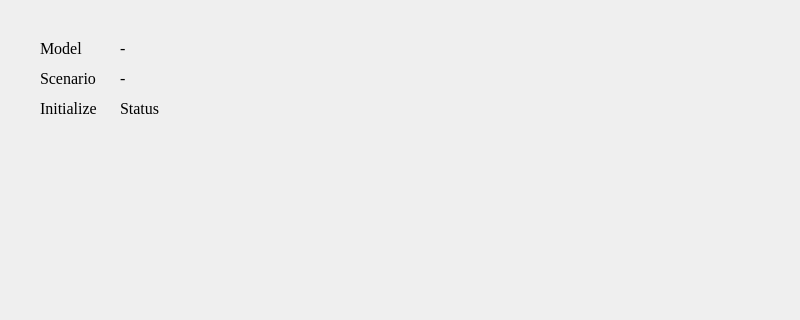
The window that ui/run.ui (DenisTrputec/DynamicStabilityAssessment) describes before a commit, drawn with Qt 5; both pictures show x 0 to 800 and y 0 to 320 of the 800 by 600 pixel window.
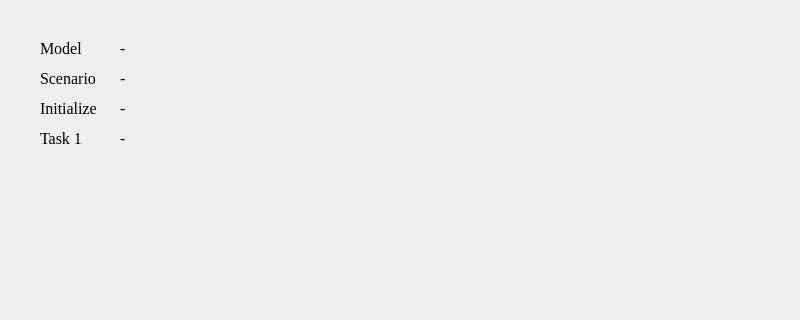
The same window after the commit.

Patch:
```diff
--- a/ui/run.ui
+++ b/ui/run.ui
@@ -47,7 +47,7 @@
      <rect>
       <x>120</x>
       <y>100</y>
-      <width>51</width>
+      <width>651</width>
       <height>16</height>
      </rect>
     </property>
@@ -61,7 +61,7 @@
      <string/>
     </property>
     <property name="text">
-     <string>Status</string>
+     <string>-</string>
     </property>
    </widget>
    <widget class="QLabel" name="lbl_model">
@@ -69,7 +69,7 @@
      <rect>
       <x>120</x>
       <y>40</y>
-      <width>51</width>
+      <width>651</width>
       <height>16</height>
      </rect>
     </property>
@@ -135,7 +135,7 @@
      <rect>
       <x>120</x>
       <y>70</y>
-      <width>231</width>
+      <width>651</width>
       <height>16</height>
      </rect>
     </property>
@@ -152,6 +152,50 @@
      <string>-</string>
     </property>
    </widget>
+   <widget class="QLabel" name="lbl_task1">
+    <property name="geometry">
+     <rect>
+      <x>120</x>
+      <y>130</y>
+      <width>651</width>
+      <height>16</height>
+     </rect>
+    </property>
+    <property name="font">
+     <font>
+      <family>Times New Roman</family>
+      <pointsize>12</pointsize>
+     </font>
+    </property>
+    <property name="statusTip">
+     <string/>
+    </property>
+    <property name="text">
+     <string>-</string>
+    </property>
+   </widget>
+   <widget class="QLabel" name="lbl_task1_static">
+    <property name="geometry">
+     <rect>
+      <x>40</x>
+      <y>130</y>
+      <width>71</width>
+      <height>16</height>
+     </rect>
+    </property>
+    <property name="font">
+     <font>
+      <family>Times New Roman</family>
+      <pointsize>12</pointsize>
+     </font>
+    </property>
+    <property name="statusTip">
+     <string/>
+    </property>
+    <property name="text">
+     <string>Task 1</string>
+    </property>
+   </widget>
   </widget>
   <widget class="QMenuBar" name="menubar">
    <property name="geometry">
```
